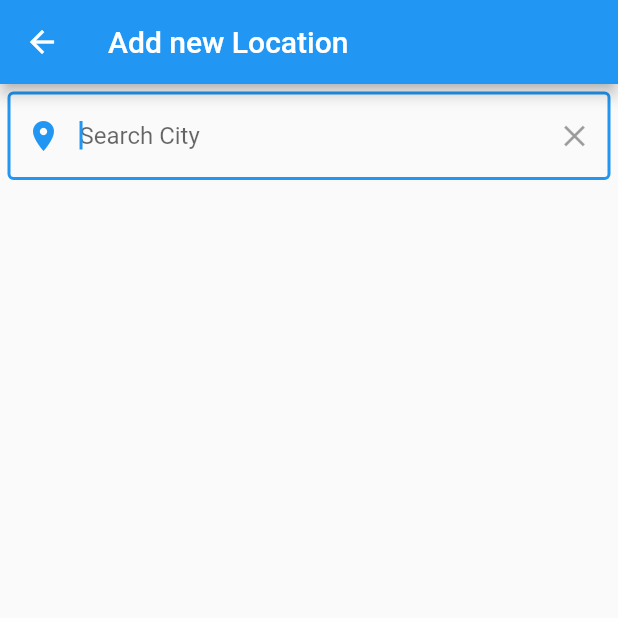
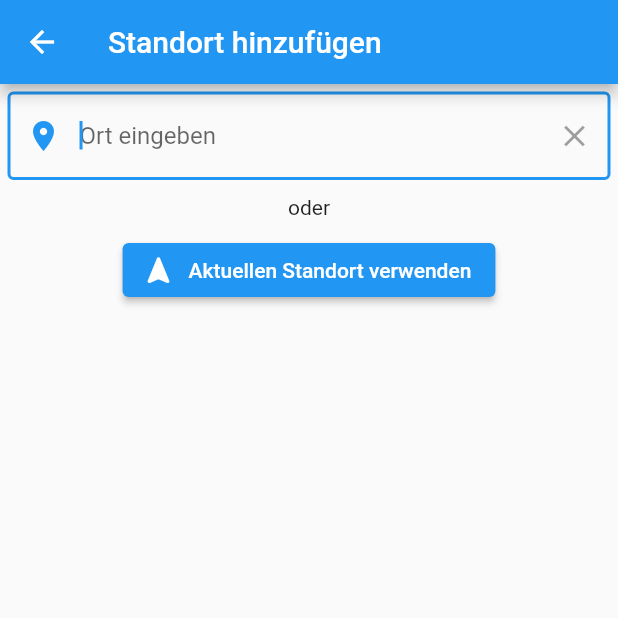
Before and after one commit to hschaeufler/good_weather, a Flutter app: the screen it shows after launch, after a tap on the "add location" icon, on a phone screen of 412 x 824 dp, the top half of it. Run offline on Flutter 3.47's test engine with Material 2 defaults, Android fonts, the phone set to English and light mode, and no system bars; our stand-ins replace flutter_dotenv.

Commit message:
Add Button to Add GPS-Location

```diff
--- a/lib/pages/location_screen.dart
+++ b/lib/pages/location_screen.dart
@@ -18,7 +18,7 @@ class _LocationScreenState extends State<LocationScreen> {
   Widget build(BuildContext context) {
     return Scaffold(
       appBar: AppBar(
-        title: const Text("Add new Location"),
+        title: const Text("Standort hinzufügen"),
       ),
       body: Container(
         padding: const EdgeInsets.all(5),
@@ -32,7 +32,7 @@ class _LocationScreenState extends State<LocationScreen> {
               decoration: InputDecoration(
                 prefixIcon: const Icon(Icons.location_on),
                 border: const OutlineInputBorder(),
-                hintText: 'Search City',
+                hintText: 'Ort eingeben',
                 suffixIcon: IconButton(
                   onPressed: _searchController.text.isNotEmpty
                       ? _searchController.clear
@@ -78,6 +78,17 @@ class _LocationScreenState extends State<LocationScreen> {
                   );
                 },
               )
+            else ...[
+              const Padding(
+                padding: EdgeInsets.all(10),
+                child: Text("oder"),
+              ),
+              ElevatedButton.icon(
+                onPressed: () {},
+                label: const Text("Aktuellen Standort verwenden"),
+                icon: const Icon(Icons.navigation_rounded),
+              )
+            ]
           ],
         ),
       ),
@@ -89,7 +100,6 @@ class _LocationScreenState extends State<LocationScreen> {
       futureCityList = _searchController.text.isNotEmpty
           ? GeocodingService.getCityCoordinates(_searchController.text)
           : null;
-      print(futureCityList);
     });
   }
 
```
